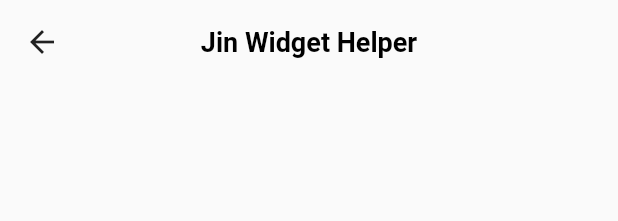
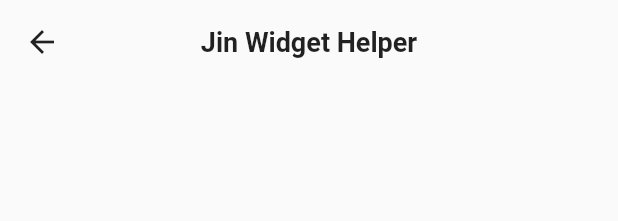
Before and after one commit to chunlee-thong/jin_widget_helper, a Flutter app: the CustomBackButton widget shown alone on an empty page, opened directly, on a phone screen of 412 x 824 dp. Shown: the top 221 px of the screen. Run offline on Flutter 3.47's test engine with Material 2 defaults, Android fonts, the phone set to English and light mode, and no system bars; our stand-ins replace connectivity; network calls fail.

Commit message:
fix some bugs

```diff
--- a/lib/src/custom_back_button.dart
+++ b/lib/src/custom_back_button.dart
@@ -23,8 +23,8 @@ class CustomBackButton extends StatelessWidget {
     this.iconColor,
     this.onTap,
     this.header,
-    this.headerStyle = const TextStyle(
-        color: Colors.black, fontSize: 18, fontWeight: FontWeight.bold),
+    this.headerStyle =
+        const TextStyle(fontSize: 18, fontWeight: FontWeight.bold),
     this.icon,
     this.headerAlignment = Alignment.center,
     this.backgroundColor = Colors.transparent,
--- a/lib/src/mini_list_tile.dart
+++ b/lib/src/mini_list_tile.dart
@@ -60,7 +60,7 @@ class MiniListTile extends StatelessWidget {
                   crossAxisAlignment: CrossAxisAlignment.start,
                   children: <Widget>[
                     titleWidget,
-                    JinWidget.verticalSpace(4),
+                    if (subtitle != null) JinWidget.verticalSpace(4),
                     subTitleWidget,
                   ],
                 ),
```
